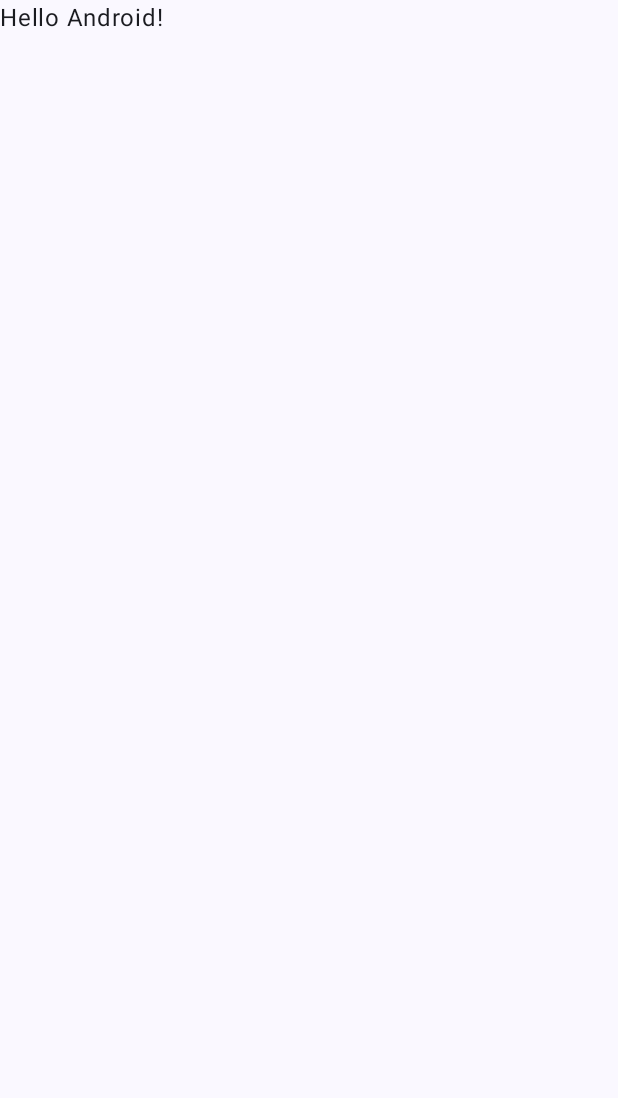
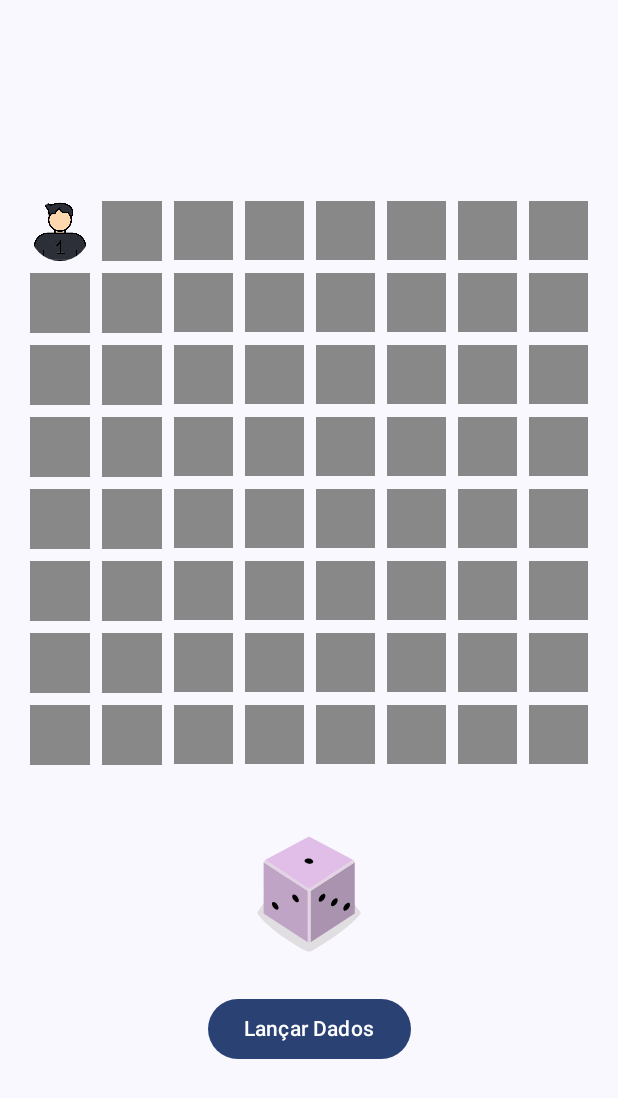
Before and after one commit to Rompery/DadosTabuleiros1702282, an Android app built with Jetpack Compose: the screen it shows after launch (MainActivity), on a phone screen of 412 x 824 dp. Before the commit the part shown is almost empty. Shown: the top 1098 px of the screen. Run offline under Robolectric (Android 15) with nearby library versions, the phone set to English and light mode, and no system bars.

Commit message:
grade , jogador e dados submetidos

```diff
--- a/app/src/main/java/com/example/dadostabuleiros/MainActivity.kt
+++ b/app/src/main/java/com/example/dadostabuleiros/MainActivity.kt
@@ -4,14 +4,40 @@ import android.os.Bundle
 import androidx.activity.ComponentActivity
 import androidx.activity.compose.setContent
 import androidx.activity.enableEdgeToEdge
+import androidx.compose.foundation.Image
+import androidx.compose.foundation.background
+import androidx.compose.foundation.layout.Arrangement
+import androidx.compose.foundation.layout.Box
+import androidx.compose.foundation.layout.Column
+import androidx.compose.foundation.layout.Spacer
+import androidx.compose.foundation.layout.aspectRatio
 import androidx.compose.foundation.layout.fillMaxSize
+import androidx.compose.foundation.layout.fillMaxWidth
+import androidx.compose.foundation.layout.height
 import androidx.compose.foundation.layout.padding
-import androidx.compose.material3.Scaffold
+import androidx.compose.foundation.layout.size
+import androidx.compose.foundation.lazy.grid.GridCells
+import androidx.compose.foundation.lazy.grid.LazyVerticalGrid
+import androidx.compose.foundation.shape.CircleShape
+import androidx.compose.material3.Button
+import androidx.compose.material3.MaterialTheme
+import androidx.compose.material3.Surface
 import androidx.compose.material3.Text
 import androidx.compose.runtime.Composable
+import androidx.compose.runtime.getValue
+import androidx.compose.runtime.mutableIntStateOf
+import androidx.compose.runtime.remember
+import androidx.compose.runtime.setValue
+import androidx.compose.ui.Alignment
 import androidx.compose.ui.Modifier
+import androidx.compose.ui.draw.clip
+import androidx.compose.ui.graphics.Color
+import androidx.compose.ui.layout.ContentScale
+import androidx.compose.ui.res.painterResource
 import androidx.compose.ui.tooling.preview.Preview
+import androidx.compose.ui.unit.dp
 import com.example.dadostabuleiros.ui.theme.DadosTabuleirosTheme
+import kotlin.random.Random
 
 class MainActivity : ComponentActivity() {
     override fun onCreate(savedInstanceState: Bundle?) {
@@ -19,10 +45,65 @@ class MainActivity : ComponentActivity() {
         enableEdgeToEdge()
         setContent {
             DadosTabuleirosTheme {
-                Scaffold(modifier = Modifier.fillMaxSize()) { innerPadding ->
-                    Greeting(
-                        name = "Android",
-                        modifier = Modifier.padding(innerPadding)
+                Surface(color = MaterialTheme.colorScheme.background) {
+                    GameScreen()
+                }
+            }
+        }
+    }
+}
+
+@Composable
+fun GameScreen() {
+    var diceValue by remember { mutableIntStateOf(1) }
+    var playerPosition by remember { mutableIntStateOf(0) }
+
+    Column(
+        horizontalAlignment = Alignment.CenterHorizontally,
+        verticalArrangement = Arrangement.Center,
+        modifier = Modifier.fillMaxSize()
+    ) {
+        Board(playerPosition)
+        Spacer(modifier = Modifier.height(16.dp))
+        Dice(diceValue)
+        Spacer(modifier = Modifier.height(16.dp))
+        Button(onClick = {
+            diceValue = Random.nextInt(1, 7)
+            playerPosition = (playerPosition + diceValue) % 64
+        }) {
+            Text(text = "Lançar Dados")
+        }
+    }
+}
+@Composable
+fun Board(playerPosition: Int) {
+    LazyVerticalGrid(
+        columns = GridCells.Fixed(8),
+        modifier = Modifier
+            .fillMaxWidth()
+            .padding(16.dp)
+    ) {
+        items(64) { index ->
+            Box(
+                contentAlignment = Alignment.Center,
+                modifier = Modifier
+                    .aspectRatio(1f)
+                    .padding(4.dp)
+            ) {
+                if (index == playerPosition) {
+                    Image(
+                        painter = painterResource(id = R.drawable.player),
+                        contentDescription = null,
+                        modifier = Modifier
+                            .clip(CircleShape)
+                            .fillMaxSize(),
+                        contentScale = ContentScale.Crop
+                    )
+                } else {
+                    Box(
+                        modifier = Modifier
+                            .background(Color.Gray)
+                            .fillMaxSize()
                     )
                 }
             }
@@ -31,17 +112,28 @@ class MainActivity : ComponentActivity() {
 }
 
 @Composable
-fun Greeting(name: String, modifier: Modifier = Modifier) {
-    Text(
-        text = "Hello $name!",
-        modifier = modifier
+fun Dice(value: Int) {
+    val diceImage = when (value) {
+        1 -> R.drawable.dice_1
+        2 -> R.drawable.dice_2
+        3 -> R.drawable.dice_3
+        4 -> R.drawable.dice_4
+        5 -> R.drawable.dice_5
+        6 -> R.drawable.dice_6
+        else -> R.drawable.dice_1
+    }
+    Image(
+        painter = painterResource(id = diceImage),
+        contentDescription = null,
+        modifier = Modifier.size(100.dp)
     )
 }
+
 
 @Preview(showBackground = true)
 @Composable
 fun GreetingPreview() {
     DadosTabuleirosTheme {
-        Greeting("Android")
+        GameScreen()
     }
 }
```
